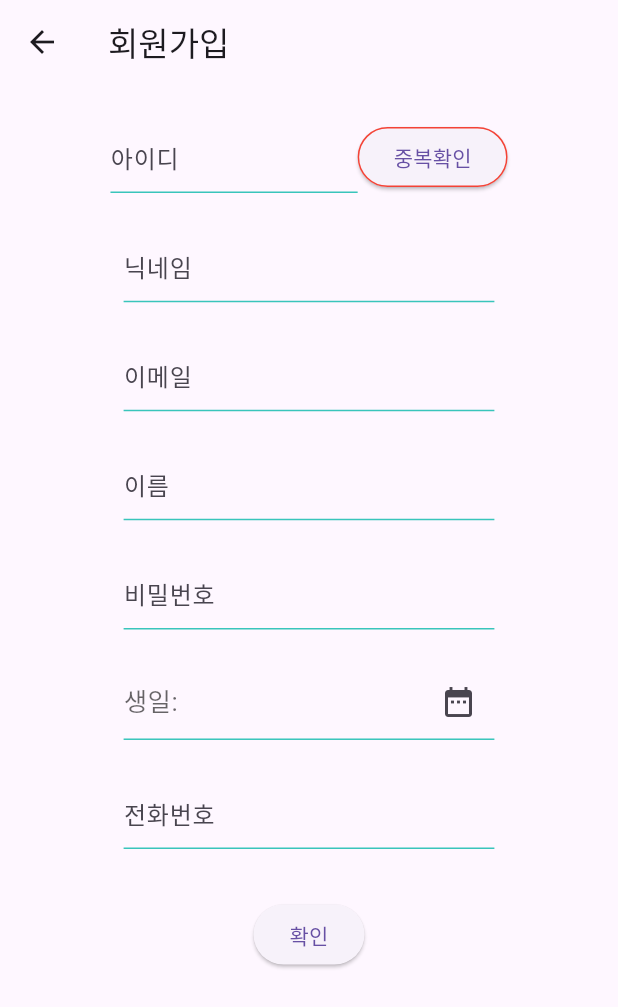
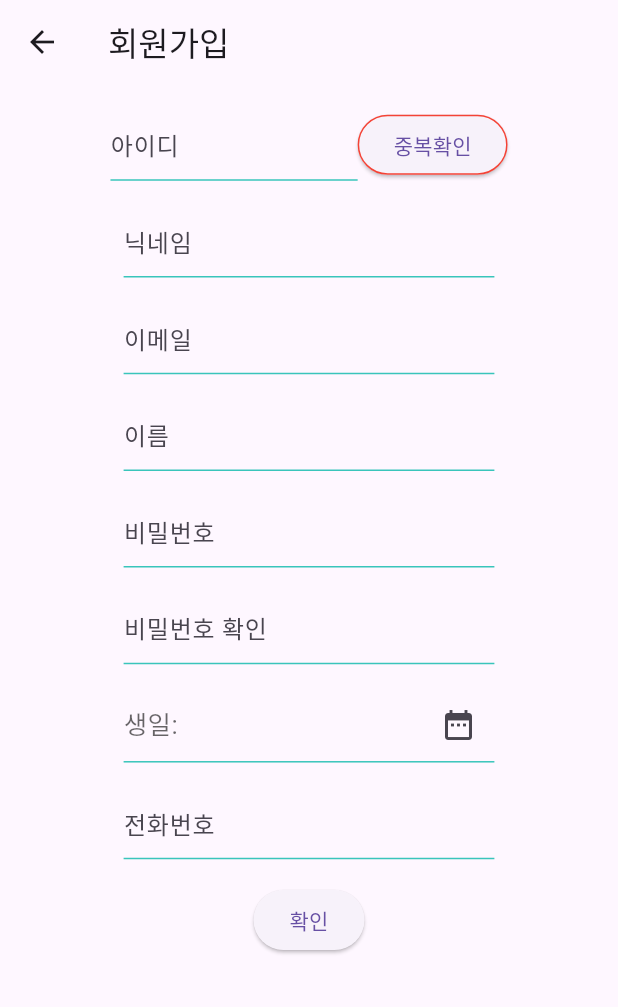
Before and after one commit to SPACE-AXE/pig-front, a Flutter app: the RegisterScreen screen opened directly, on a phone screen of 412 x 824 dp. Shown: the top 1007 px of the screen. Run offline on Flutter 3.47's test engine with Material 3 defaults, Android fonts, the phone set to English and light mode, and no system bars; our stand-ins replace fluttertoast.

Commit message:
회원가입, 로그인 디테일 수정

```diff
--- a/lib/Screen/Auth/Login/login_screen.dart
+++ b/lib/Screen/Auth/Login/login_screen.dart
@@ -13,6 +13,8 @@ class LoginScreen extends StatefulWidget {
 }
 
 class _LoginScreenState extends State<LoginScreen> {
+  final idPwdFormKey = GlobalKey<FormState>();
+
   String id = '';
   String pwd = '';
 
@@ -48,6 +50,7 @@ class _LoginScreenState extends State<LoginScreen> {
               height: MediaQuery.of(context).size.height * 0.1,
             ),
             IdAndPwd(
+              idPwdFormKey: idPwdFormKey,
               updateId: updateId,
               updatePwd: updatePwd,
             ),
@@ -56,6 +59,7 @@ class _LoginScreenState extends State<LoginScreen> {
               height: MediaQuery.of(context).size.height * 0.03,
             ),
             LoginBtn(
+              idPwdFormKey: idPwdFormKey,
               id: id,
               pwd: pwd,
             ),
--- a/lib/Screen/Auth/register/register_screen.dart
+++ b/lib/Screen/Auth/register/register_screen.dart
@@ -20,6 +20,7 @@ class _RegisterScreenState extends State<RegisterScreen> {
   final TextEditingController _password = TextEditingController();
   final TextEditingController _phone = TextEditingController();
   final _formKey = GlobalKey<FormState>();
+  final _pwdKey = GlobalKey<FormState>();
 
   bool idDuplicateFlag = false;
   final RegExp _emailRegExp = RegExp(r'^[\w-\.]+@([\w-]+\.)+[\w-]{2,4}$');
@@ -53,21 +54,23 @@ class _RegisterScreenState extends State<RegisterScreen> {
             child: Column(
               mainAxisAlignment: MainAxisAlignment.start,
               children: [
-                SizedBox(height: MediaQuery.of(context).size.height * 0.03),
+                SizedBox(height: MediaQuery.of(context).size.height * 0.02),
                 idInput(context),
-                SizedBox(height: MediaQuery.of(context).size.height * 0.03),
+                SizedBox(height: MediaQuery.of(context).size.height * 0.02),
                 nicknameInput(context),
-                SizedBox(height: MediaQuery.of(context).size.height * 0.03),
+                SizedBox(height: MediaQuery.of(context).size.height * 0.02),
                 emailInput(context),
-                SizedBox(height: MediaQuery.of(context).size.height * 0.03),
+                SizedBox(height: MediaQuery.of(context).size.height * 0.02),
                 nameInput(context),
-                SizedBox(height: MediaQuery.of(context).size.height * 0.03),
+                SizedBox(height: MediaQuery.of(context).size.height * 0.02),
                 passwordInput(context),
-                SizedBox(height: MediaQuery.of(context).size.height * 0.03),
+                SizedBox(height: MediaQuery.of(context).size.height * 0.02),
+                passwordCheckInput(context),
+                SizedBox(height: MediaQuery.of(context).size.height * 0.02),
                 birthInput(context),
-                SizedBox(height: MediaQuery.of(context).size.height * 0.03),
+                SizedBox(height: MediaQuery.of(context).size.height * 0.02),
                 phoneInput(context),
-                SizedBox(height: MediaQuery.of(context).size.height * 0.04),
+                SizedBox(height: MediaQuery.of(context).size.height * 0.02),
                 enterBtn(context)
               ],
             ),
@@ -209,15 +212,51 @@ class _RegisterScreenState extends State<RegisterScreen> {
     return SizedBox(
         width: MediaQuery.of(context).size.width * 0.6,
         child: CustomFormField(
+          obscureText: true,
           text: "비밀번호",
           controller: _password,
         ));
+  }
+
+  SizedBox passwordCheckInput(BuildContext context) {
+    return SizedBox(
+      width: MediaQuery.of(context).size.width * 0.6,
+      child: Form(
+        key: _pwdKey,
+        child: TextFormField(
+          validator: (value) {
+            if (value == null || value.isEmpty) {
+              return "필수 입력값입니다.";
+            }
+            if (value != _password.text) {
+              return "비밀번호가 일치하지 않습니다.";
+            }
+            return null;
+          },
+          maxLength: 13,
+          obscureText: true,
+          decoration: const InputDecoration(
+            counterText: '',
+            hintText: "비밀번호 확인",
+            enabledBorder: UnderlineInputBorder(
+              borderSide: BorderSide(
+                color: Color(0xff39c5bb),
+              ),
+            ),
+          ),
+          onChanged: (value) {
+            _pwdKey.currentState!.validate();
+          },
+        ),
+      ),
+    );
   }
 
   SizedBox nameInput(BuildContext context) {
     return SizedBox(
         width: MediaQuery.of(context).size.width * 0.6,
         child: CustomFormField(
+          obscureText: false,
           text: "이름",
           controller: _username,
         ));
@@ -290,6 +329,7 @@ class _RegisterScreenState extends State<RegisterScreen> {
         SizedBox(
             width: MediaQuery.of(context).size.width * 0.4,
             child: CustomFormField(
+              obscureText: true,
               text: "아이디",
               controller: _id,
             )),
--- a/lib/Screen/Auth/register/widgets/custom_form_field.dart
+++ b/lib/Screen/Auth/register/widgets/custom_form_field.dart
@@ -3,8 +3,12 @@ import 'package:flutter/material.dart';
 class CustomFormField extends StatefulWidget {
   final String text;
   final TextEditingController controller;
+  final bool obscureText;
   const CustomFormField(
-      {super.key, required this.controller, required this.text});
+      {super.key,
+      required this.controller,
+      required this.text,
+      required this.obscureText});
 
   @override
   State<CustomFormField> createState() => _CustomFormFieldState();
@@ -14,6 +18,7 @@ class _CustomFormFieldState extends State<CustomFormField> {
   @override
   Widget build(BuildContext context) {
     return TextFormField(
+      obscureText: widget.obscureText,
       validator: (value) {
         if (value == null || value.isEmpty) {
           return "필수 입력값입니다.";
```
Also changed, not shown: lib/Screen/Auth/Login/widgets/id_pwd.dart (+21 -3 lines), lib/Screen/Auth/Login/widgets/login_btn.dart (+17 -9 lines).
